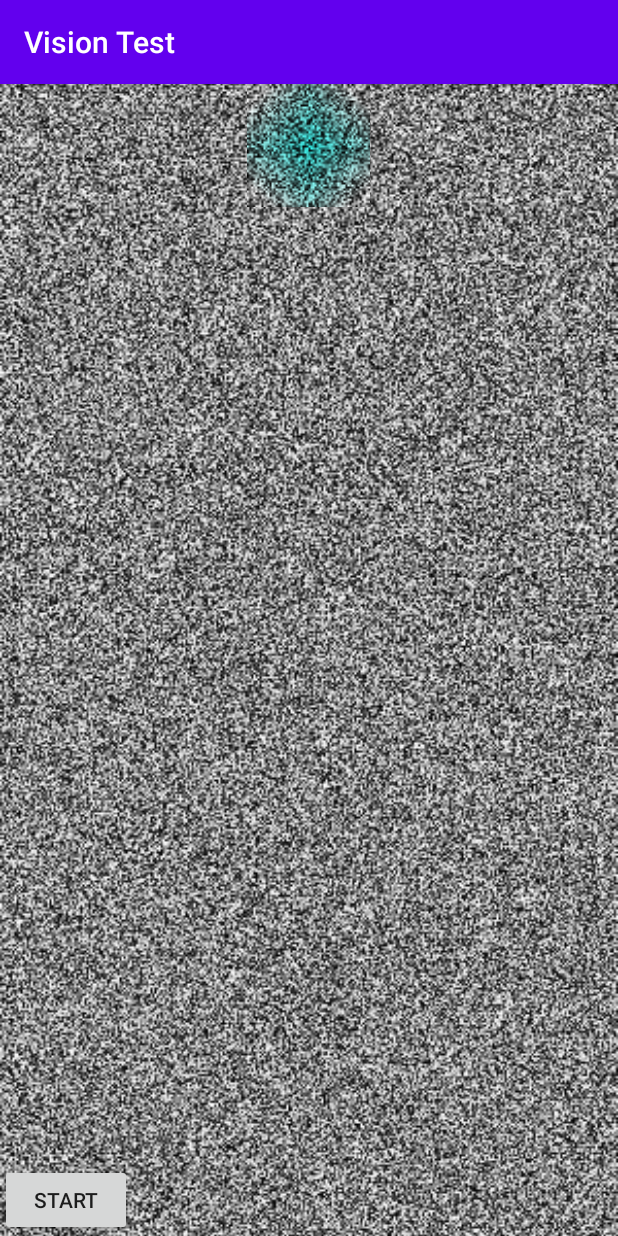
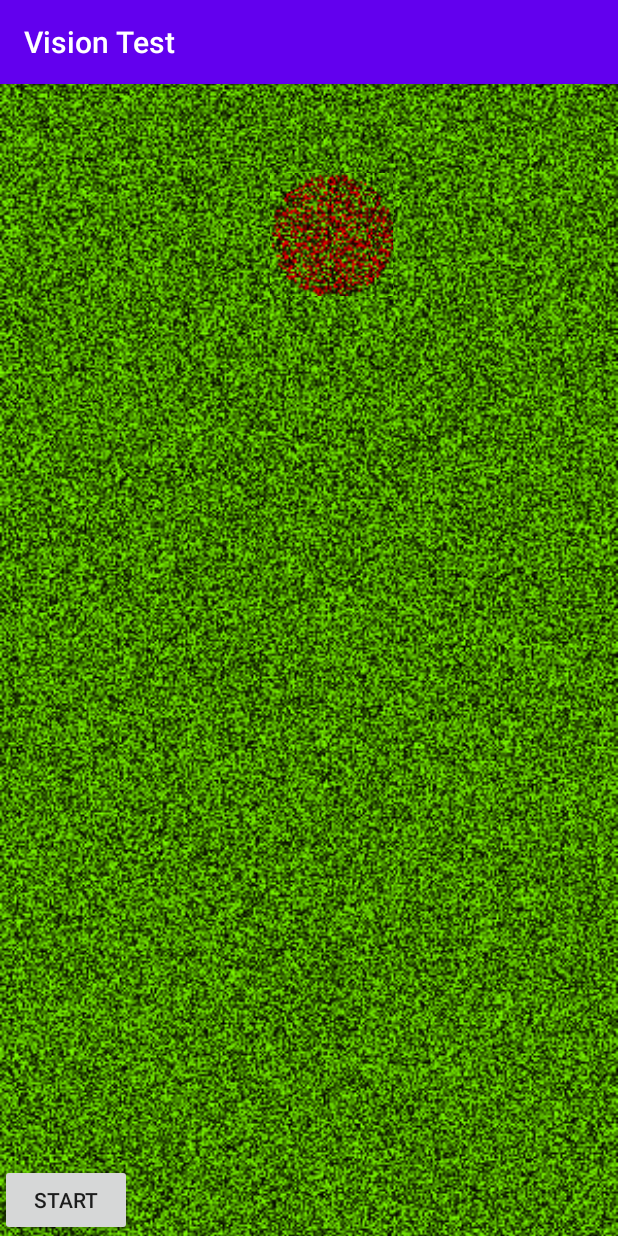
Before and after one commit to pbalint99/VisionTest, an Android app: the ColorActivity screen opened directly, with no data from a screen before it, after a tap on "START", on a phone screen of 412 x 824 dp. Run offline under Robolectric (Android 15) with nearby library versions, the phone set to English and light mode, and no system bars; 1 statement that could not run was skipped.

Commit message:
Color perception pretty good, one dot method

```diff
--- a/app/src/main/java/hu/bme/mogi/android/visiontest/Noise.kt
+++ b/app/src/main/java/hu/bme/mogi/android/visiontest/Noise.kt
@@ -1,13 +1,15 @@
 package hu.bme.mogi.android.visiontest
 
 import android.graphics.*
+import android.widget.FrameLayout
 import android.widget.Toast
 import java.util.*
 import kotlin.math.abs
+import kotlin.math.pow
 
 
 object Noise {
-    fun applyNoise(source: Bitmap, width: Int, height: Int): Bitmap {
+    fun applyNoise(source: Bitmap, width: Int, height: Int, color: Float = 0f): Bitmap {
         // get source image size
         val pixels = IntArray(width * height)
         var hsv: FloatArray = floatArrayOf(0f, 0f, 0f)
@@ -21,7 +23,7 @@ object Noise {
             for (x in 0 until width) {
                 // get current index in 2D-matrix
                 index = y * width + x
-                hsv= floatArrayOf(0f, 0f, random.nextFloat())
+                hsv= floatArrayOf(color, 1f, random.nextFloat())
                 pixels[index] = Color.HSVToColor(hsv)
             }
         }
@@ -31,7 +33,7 @@ object Noise {
         return bmOut
     }
 
-    fun applyNoiseCircle(source: Bitmap, width: Int): Bitmap {
+    fun applyNoiseCircle(source: Bitmap, width: Int, color: Float, bgColor: Float = 0f): Bitmap {
         // get source image size
         val pixels = IntArray(width * width)
         var hsv: FloatArray = floatArrayOf(0f, 0f, 0f)
@@ -40,14 +42,18 @@ object Noise {
         // create a random object
         val random = Random()
         var index = 0
-        val center = width/2
+        val innerD = 0.8*width //innerDiameter
         // iteration through pixels
         for (y in 0 until width) {
             for (x in 0 until width) {
                 // get current index in 2D-matrix
                 index = y * width + x
-                val sat = (0.8f-abs(x-center).toFloat()/width-abs(y-center).toFloat()/width)
-                hsv= floatArrayOf(178f, sat, random.nextFloat())
+                //TODO: optimise this
+                if(x * x - x*width + y * y - y*width < -width*width/4){
+                    if(random.nextInt()%2==0) hsv= floatArrayOf(bgColor, 1f, random.nextFloat())
+                    else hsv= floatArrayOf(color, 1f, random.nextFloat())
+                }
+                else hsv= floatArrayOf(bgColor, 1f, random.nextFloat())
                 pixels[index] = Color.HSVToColor(hsv)
             }
         }
--- a/app/src/main/java/hu/bme/mogi/android/visiontest/ViewMover.kt
+++ b/app/src/main/java/hu/bme/mogi/android/visiontest/ViewMover.kt
@@ -6,29 +6,34 @@ import kotlinx.android.synthetic.main.activity_contrasttest.*
 import java.util.*
 
 object ViewMover {
-    fun move(viewToMove: View, bigView: View, rotate: Boolean) {
+    fun move(viewToMove: View, bigView: View, rotate: Boolean): Int {
         val params = viewToMove.layoutParams as ConstraintLayout.LayoutParams
         val random = Random()
         val loc =  IntArray(2)
         val widthMiddle = (bigView.width - viewToMove.width)/2
         val heightMiddle = (bigView.height - viewToMove.height)/2
+        val width = bigView.width
+        val height = bigView.height
+        val horWiggleRoom = (0.1f*width).toInt()
+        val vertWiggleRoom = (0.1f*height).toInt()
 
-        when((0..3).random()) {
+        val dir = (0..3).random()
+        when(dir) {
             0 -> {
-                loc[0] = widthMiddle
-                loc[1] = 0
+                loc[0] = widthMiddle - horWiggleRoom/2 + random.nextInt(horWiggleRoom)
+                loc[1] = 0 + random.nextInt(vertWiggleRoom)
             } //Up
             1 -> {
-                loc[0] = bigView.width - viewToMove.width
-                loc[1] = heightMiddle
+                loc[0] = bigView.width - viewToMove.width - random.nextInt(horWiggleRoom)
+                loc[1] = heightMiddle - vertWiggleRoom/2 + random.nextInt(vertWiggleRoom)
             } //Right
             2 -> {
-                loc[0] = widthMiddle
-                loc[1] = bigView.height - viewToMove.height
+                loc[0] = widthMiddle - horWiggleRoom/2 + random.nextInt(horWiggleRoom)
+                loc[1] = bigView.height - viewToMove.height - random.nextInt(vertWiggleRoom)
             } //Down
             else -> {
-                loc[0] = 0
-                loc[1] = heightMiddle
+                loc[0] = 0 + random.nextInt(horWiggleRoom)
+                loc[1] = heightMiddle - vertWiggleRoom/2 + random.nextInt(vertWiggleRoom)
             } //Left
         }
         params.setMargins(
@@ -39,5 +44,7 @@ object ViewMover {
         )
         viewToMove.layoutParams = params
         if(rotate) viewToMove.rotation=random.nextInt(360).toFloat()
+
+        return dir
     }
 }
--- a/app/src/main/java/hu/bme/mogi/android/visiontest/activities/ColorActivity.kt
+++ b/app/src/main/java/hu/bme/mogi/android/visiontest/activities/ColorActivity.kt
@@ -4,6 +4,7 @@ import android.graphics.*
 import android.os.Build
 import android.os.Bundle
 import android.util.DisplayMetrics
+import android.widget.Toast
 import androidx.annotation.RequiresApi
 import androidx.appcompat.app.AppCompatActivity
 import hu.bme.mogi.android.visiontest.Noise
@@ -19,6 +20,9 @@ import kotlinx.android.synthetic.main.activity_contrasttest.upBtnC
 
 
 class ColorActivity: AppCompatActivity() {
+    var bgColor = 90f
+    var dotColor = 360f
+    var prevDir = 5
 
     override fun onCreate(savedInstanceState: Bundle?) {
         super.onCreate(savedInstanceState)
@@ -31,7 +35,7 @@ class ColorActivity: AppCompatActivity() {
                 Noise.applyNoise(
                     BitmapFactory.decodeResource(
                         applicationContext.resources, R.drawable.black_square
-                    ), 300, 600
+                    ), 300, 600, bgColor
                 )
             )
         }
@@ -60,28 +64,34 @@ class ColorActivity: AppCompatActivity() {
         dotView.setImageBitmap(Noise.applyNoiseCircle(
             BitmapFactory.decodeResource(
                 applicationContext.resources, R.drawable.black_square
-            ), 60
+            ), 60, dotColor, bgColor
         ))
 
     }
 
     //TODO: lépcsős fentről-lenntről megbecsülés
+
+    //TODO: Ötlet: hol NINCS pötty?
     private fun guess(dir: Int) {
-        ViewMover.move(dotView, noiseView, false)
+        if (dir == prevDir) Toast.makeText(applicationContext,"correct",Toast.LENGTH_SHORT).show()
+
+        prevDir = ViewMover.move(dotView, noiseView, false)
 
         noiseView.setImageBitmap(
             Noise.applyNoise(
                 BitmapFactory.decodeResource(
                     applicationContext.resources, R.drawable.black_square
-                ), 300, 600
+                ), 300, 600, bgColor
             )
         )
         dotView.setImageBitmap(
             Noise.applyNoiseCircle(
                 BitmapFactory.decodeResource(
                     applicationContext.resources, R.drawable.black_square
-            ), 60
+            ), 60,dotColor,bgColor
         ))
+
+
     }
 
 
```
